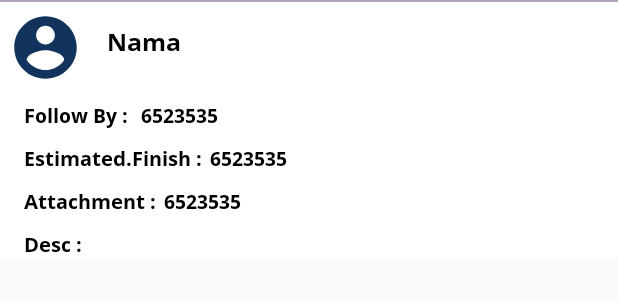
After one commit to irfanfahmi/IORMobile, an Android app: the layout activity_item_follow.xml on its own in the app's theme, with its tools: preview values and no code run, on a phone screen of 412 x 824 dp. The commit adds this screen. Shown: the top 300 px of the screen. Run offline under Robolectric (Android 15) with nearby library versions, the phone set to English and light mode, and no system bars; network calls fail.

Commit message:
Add Follow IOR / Comment

```diff
--- /dev/null
+++ b/app/src/main/res/layout/activity_item_follow.xml
@@ -0,0 +1,155 @@
+<?xml version="1.0" encoding="utf-8"?>
+<LinearLayout xmlns:android="http://schemas.android.com/apk/res/android"
+    xmlns:tools="http://schemas.android.com/tools"
+    android:orientation="vertical"
+    android:background="@color/colorWhite"
+    android:layout_width="match_parent"
+    android:layout_height="wrap_content"
+    android:layout_marginBottom="5dp"
+    android:id="@+id/linearlayoutitem"
+    >
+
+    <LinearLayout
+
+        android:layout_width="match_parent"
+        android:layout_height="wrap_content"
+        android:orientation="vertical">
+
+
+        <View
+            android:layout_width="match_parent"
+            android:background="@color/colorAccent"
+            android:layout_height="1dp"></View>
+
+        <LinearLayout
+            android:layout_margin="5dp"
+            android:layout_width="wrap_content"
+            android:layout_height="match_parent"
+            android:orientation="horizontal">
+            <ImageView
+                android:layout_width="50dp"
+                android:layout_height="50dp"
+                android:background="@drawable/ic_account_circle_primary_24dp"/>
+            <TextView
+                android:id="@+id/tv_occ_follow_name"
+                android:layout_marginTop="10dp"
+                android:layout_width="wrap_content"
+                android:layout_height="wrap_content"
+                android:layout_marginLeft="16dp"
+                android:fontFamily="@font/opensans_bold"
+                android:text="Nama "
+                android:textColor="#000000"
+                android:textSize="16dp"
+                android:layout_marginRight="5dp"/>
+        </LinearLayout>
+
+        <LinearLayout
+            android:layout_width="match_parent"
+            android:layout_height="wrap_content"
+            android:orientation="vertical"
+            android:paddingTop="5dp"
+            android:paddingLeft="16dp">
+
+            <LinearLayout
+                android:layout_width="match_parent"
+                android:layout_height="wrap_content"
+                android:background="@color/colorWhite"
+                android:orientation="horizontal">
+            <TextView
+                android:layout_width="wrap_content"
+                android:layout_height="wrap_content"
+                android:fontFamily="@font/opensans_bold"
+                android:text="Follow By : "
+                android:textColor="#000000"
+                android:textSize="13dp"
+                android:layout_marginRight="5dp"/>
+                <TextView
+                    android:id="@+id/tv_occ_follow_by"
+                    android:layout_width="wrap_content"
+                    android:layout_height="wrap_content"
+                    android:fontFamily="@font/opensans_bold"
+                    android:text="6523535 "
+                    android:textColor="#000000"
+                    android:textSize="13dp" />
+            </LinearLayout>
+
+            <LinearLayout
+                android:layout_marginTop="10dp"
+                android:layout_width="match_parent"
+                android:layout_height="wrap_content"
+                android:background="@color/colorWhite"
+                android:orientation="horizontal">
+                <TextView
+                    android:layout_width="wrap_content"
+                    android:layout_height="wrap_content"
+                    android:fontFamily="@font/opensans_bold"
+                    android:text="Estimated.Finish :"
+                    android:textColor="#000000"
+                    android:textSize="13dp"
+                    android:layout_marginRight="5dp"/>
+
+                <TextView
+                    android:id="@+id/tv_occ_follow_est"
+                    android:layout_width="wrap_content"
+                    android:layout_height="wrap_content"
+                    android:fontFamily="@font/opensans_bold"
+                    android:text="6523535 "
+                    android:textColor="#000000"
+                    android:textSize="13dp" />
+            </LinearLayout>
+
+            <LinearLayout
+                android:layout_marginTop="10dp"
+                android:layout_width="match_parent"
+                android:layout_height="wrap_content"
+                android:background="@color/colorWhite"
+                android:orientation="horizontal">
+                <TextView
+                    android:layout_width="wrap_content"
+                    android:layout_height="wrap_content"
+                    android:fontFamily="@font/opensans_bold"
+                    android:text="Attachment :"
+                    android:textColor="#000000"
+                    android:textSize="13dp"
+                    android:layout_marginRight="5dp"/>
+                <TextView
+                    android:id="@+id/tv_occ_follow_attch"
+                    android:layout_width="wrap_content"
+                    android:layout_height="wrap_content"
+                    android:fontFamily="@font/opensans_bold"
+                    android:text="6523535 "
+                    android:textColor="#000000"
+                    android:textSize="13dp" />
+            </LinearLayout>
+
+            <LinearLayout
+                android:layout_marginTop="10dp"
+                android:layout_width="match_parent"
+                android:layout_height="wrap_content"
+                android:background="@color/colorWhite"
+                android:orientation="horizontal">
+                <TextView
+
+                    android:layout_width="wrap_content"
+                    android:layout_height="wrap_content"
+                    android:fontFamily="@font/opensans_bold"
+                    android:text="Desc :"
+                    android:textColor="#000000"
+                    android:textSize="13dp"
+                    android:layout_marginRight="5dp"/>
+                <TextView
+                    android:id="@+id/tv_occ_follow_desc"
+                    android:layout_width="wrap_content"
+                    android:layout_height="wrap_content"
+                    android:fontFamily="@font/opensans_bold"
+                    android:text=""
+                    android:textColor="#000000"
+                    android:textSize="13dp" />
+            </LinearLayout>
+
+        </LinearLayout>
+
+
+    </LinearLayout>
+
+</LinearLayout>
--- a/app/src/main/res/layout/activity_item_recivedior.xml
+++ b/app/src/main/res/layout/activity_item_recivedior.xml
@@ -189,11 +189,12 @@
             android:orientation="vertical">
 
             <Button
+                android:id="@+id/komenfollow"
                 android:layout_width="wrap_content"
                 android:layout_height="30dp"
                 android:background="@drawable/rect_btn_ior_blue"
                 android:fontFamily="@font/opensans_bold"
-                android:text="Comment"
+                android:text="Follow"
                 android:textColor="#83000000"
                 android:textSize="13dp" />
 
--- a/app/src/main/res/values/strings.xml
+++ b/app/src/main/res/values/strings.xml
@@ -2,7 +2,7 @@
     <string name="app_name">IORMobile</string>
     <string name="open">Open</string>
     <string name="close">Close</string>
-    <string name="ip_default">192.168.71.146</string>
+    <string name="ip_default">192.168.71.19</string>
 
     <array name="arr_lvl_type">
         <item>Aircraft</item>
```
Also changed, not shown: app/src/main/AndroidManifest.xml (+13 -11 lines), app/src/main/java/com/example/gmf_aeroasia/iormobile/CommentActivity.java (added, +232 -0 lines), app/src/main/java/com/example/gmf_aeroasia/iormobile/adapter/Ior_Recived_Adapter.java (+14 -2 lines), app/src/main/java/com/example/gmf_aeroasia/iormobile/adapter/Ior_follow_adapter.java (added, +138 -0 lines), app/src/main/java/com/example/gmf_aeroasia/iormobile/model/occ_follow.java (added, +18 -0 lines), app/src/main/res/drawable/et_comment.xml (added, +16 -0 lines), app/src/main/res/layout/activity_comment.xml (added, +104 -0 lines).
